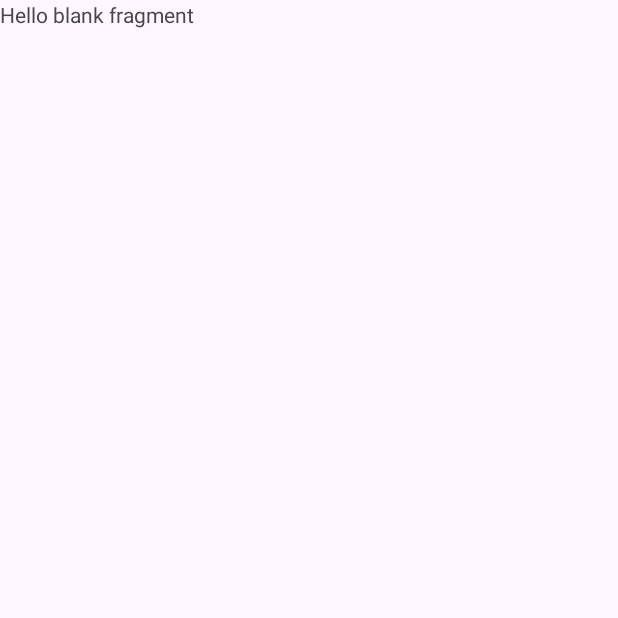
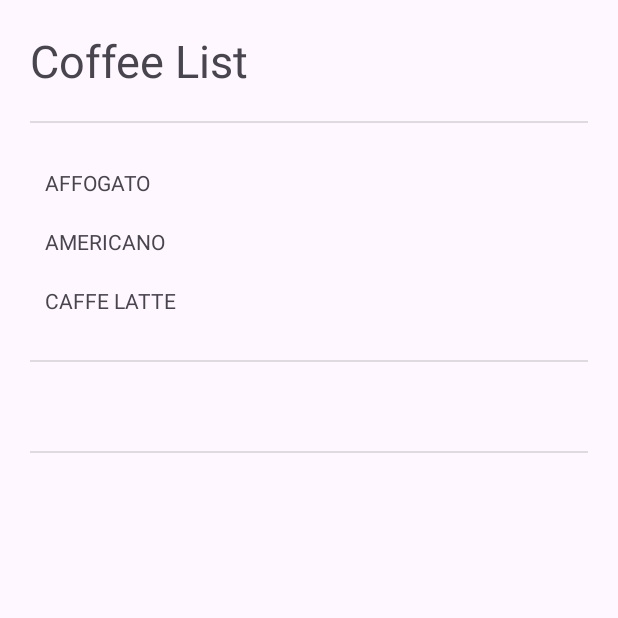
Before and after one commit to C0uler/LAB_WEEK_03, an Android app: the screen it shows after launch (MainActivity), on a phone screen of 412 x 824 dp, the top half of it. Before the commit the part shown is almost empty. Run offline under Robolectric (Android 15) with nearby library versions, the phone set to English and light mode, and no system bars.

Commit message:
Commit No. 2 – add coffee list & detail fragment

```diff
--- a/app/build.gradle.kts
+++ b/app/build.gradle.kts
@@ -36,13 +36,15 @@ android {
 }
 
 dependencies {
-
+    implementation(libs.androidx.fragment.ktx)
     implementation(libs.androidx.core.ktx)
     implementation(libs.androidx.appcompat)
     implementation(libs.material)
+    implementation("androidx.fragment:fragment:1.8.9")
     implementation(libs.androidx.activity)
     implementation(libs.androidx.constraintlayout)
     testImplementation(libs.junit)
     androidTestImplementation(libs.androidx.junit)
     androidTestImplementation(libs.androidx.espresso.core)
+
 }
--- /dev/null
+++ b/app/src/main/java/com/jordan/lab_week_03/DetailFragment.kt
@@ -0,0 +1,82 @@
+package com.jordan.lab_week_03
+
+import android.os.Bundle
+import androidx.fragment.app.Fragment
+import android.view.LayoutInflater
+import android.view.View
+import android.view.ViewGroup
+import android.widget.TextView
+
+// TODO: Rename parameter arguments, choose names that match
+// the fragment initialization parameters, e.g. ARG_ITEM_NUMBER
+private const val ARG_PARAM1 = "param1"
+private const val ARG_PARAM2 = "param2"
+
+/**
+ * A simple [Fragment] subclass.
+ * Use the [DetailFragment.newInstance] factory method to
+ * create an instance of this fragment.
+ */
+class DetailFragment : Fragment() {
+    // TODO: Rename and change types of parameters
+    private var param1: String? = null
+    private var param2: String? = null
+
+    private val coffeeTitle: TextView?
+        get() = view?.findViewById(R.id.coffee_title)
+    private val coffeeDesc: TextView?
+        get() = view?.findViewById(R.id.coffee_desc)
+
+    override fun onCreate(savedInstanceState: Bundle?) {
+        super.onCreate(savedInstanceState)
+        arguments?.let {
+            param1 = it.getString(ARG_PARAM1)
+            param2 = it.getString(ARG_PARAM2)
+        }
+    }
+
+    override fun onCreateView(
+        inflater: LayoutInflater, container: ViewGroup?,
+        savedInstanceState: Bundle?
+    ): View? {
+        // Inflate the layout for this fragment
+        return inflater.inflate(R.layout.fragment_detail, container, false)
+    }
+
+
+    fun setCoffeeData(id: Int){
+        when(id){
+            R.id.affogato -> {
+                coffeeTitle?.text = getString(R.string.affogato_title)
+                coffeeDesc?.text = getString(R.string.affogato_desc)
+            }
+            R.id.americano -> {
+                coffeeTitle?.text = getString(R.string.americano_title)
+                coffeeDesc?.text = getString(R.string.americano_desc)
+            }
+            R.id.latte -> {
+                coffeeTitle?.text = getString(R.string.latte_title)
+                coffeeDesc?.text = getString(R.string.latte_desc)
+            }
+        }
+    }
+    companion object {
+        /**
+         * Use this factory method to create a new instance of
+         * this fragment using the provided parameters.
+         *
+         * @param param1 Parameter 1.
+         * @param param2 Parameter 2.
+         * @return A new instance of fragment DetailFragment.
+         */
+        // TODO: Rename and change types and number of parameters
+        @JvmStatic
+        fun newInstance(param1: String, param2: String) =
+            DetailFragment().apply {
+                arguments = Bundle().apply {
+                    putString(ARG_PARAM1, param1)
+                    putString(ARG_PARAM2, param2)
+                }
+            }
+    }
+}
--- /dev/null
+++ b/app/src/main/java/com/jordan/lab_week_03/ListFragment.kt
@@ -0,0 +1,91 @@
+package com.jordan.lab_week_03
+
+import android.content.Context
+import android.os.Bundle
+import androidx.fragment.app.Fragment
+import android.view.LayoutInflater
+import android.view.View
+import android.view.ViewGroup
+
+
+private const val ARG_PARAM1 = "param1"
+private const val ARG_PARAM2 = "param2"
+
+
+class ListFragment:Fragment(), View.OnClickListener{
+    private var param1: String? = null
+    private var param2: String? = null
+
+    private lateinit var coffeeListener: CoffeeListener;
+
+    override fun onAttach(context: Context) {
+        super.onAttach(context)
+        if(context is CoffeeListener){
+            coffeeListener = context
+        }
+        else{
+            throw RuntimeException("Must implement CoffeeListener")
+        }
+    }
+
+
+
+
+    override fun onCreate(savedInstanceState: Bundle?) {
+        super.onCreate(savedInstanceState)
+        arguments?.let {
+            param1 = it.getString(ARG_PARAM1)
+            param2 = it.getString(ARG_PARAM2)
+        }
+    }
+
+
+
+    override fun onCreateView(
+        inflater: LayoutInflater, container: ViewGroup?,
+        savedInstanceState: Bundle?
+    ): View? {
+        // Inflate the layout for this fragment
+        return inflater.inflate(R.layout.fragment_list, container, false)
+    }
+
+    override fun onViewCreated(view: View, savedInstanceState: Bundle?) {
+        super.onViewCreated(view, savedInstanceState)
+        val coffeeList = listOf<View>(
+            view.findViewById(R.id.affogato),
+            view.findViewById(R.id.americano),
+            view.findViewById(R.id.latte)
+        )
+
+        coffeeList.forEach{
+            it.setOnClickListener(this)
+        }
+    }
+
+    override fun onClick(v: View?) {
+        v?.let{
+                coffee -> coffeeListener.onSelected(coffee.id)
+        }
+    }
+
+
+    companion object {
+        /**
+         * Use this factory method to create a new instance of
+         * this fragment using the provided parameters.
+         *
+         * @param param1 Parameter 1.
+         * @param param2 Parameter 2.
+         * @return A new instance of fragment ListFragment.
+         */
+        // TODO: Rename and change types and number of parameters
+        @JvmStatic
+        fun newInstance(param1: String, param2: String) =
+            ListFragment().apply {
+                arguments = Bundle().apply {
+                    putString(ARG_PARAM1, param1)
+                    putString(ARG_PARAM2, param2)
+                }
+            }
+    }
+}
--- a/app/src/main/java/com/jordan/lab_week_03/MainActivity.kt
+++ b/app/src/main/java/com/jordan/lab_week_03/MainActivity.kt
@@ -7,7 +7,13 @@ import androidx.appcompat.app.AppCompatActivity
 import androidx.core.view.ViewCompat
 import androidx.core.view.WindowInsetsCompat
 
-class MainActivity : AppCompatActivity() {
+
+interface CoffeeListener {
+    fun onSelected(id: Int)
+}
+class MainActivity : AppCompatActivity(), CoffeeListener  {
+
+
     override fun onCreate(savedInstanceState: Bundle?) {
         super.onCreate(savedInstanceState)
         enableEdgeToEdge()
@@ -18,6 +24,13 @@ class MainActivity : AppCompatActivity() {
             insets
         }
         Log.d(TAG, "onCreate")
+    }
+
+    override fun onSelected(id: Int){
+        val detailFragment = supportFragmentManager
+            .findFragmentById(R.id.fragment_detail)
+                as DetailFragment
+        detailFragment.setCoffeeData(id)
     }
 
     override fun onStart() {
--- a/app/src/main/java/com/jordan/lab_week_03/MainFragment.kt
+++ /dev/null
@@ -1,71 +0,0 @@
-package com.jordan.lab_week_03
-
-import android.content.Context
-import android.os.Bundle
-import android.util.Log
-import androidx.fragment.app.Fragment
-import android.view.LayoutInflater
-import android.view.View
-import android.view.ViewGroup
-
-
-class MainFragment : Fragment() {
-
-
-    override fun onAttach(context: Context){
-        super.onAttach((context))
-        Log.d(TAG, "onAttach")
-    }
-
-
-    override fun onCreate(savedInstanceState: Bundle?) {
-        super.onCreate(savedInstanceState)
-        Log.d(TAG, "onCreate")
-    }
-
-
-
-    override fun onCreateView(
-        inflater: LayoutInflater, container: ViewGroup?,
-        savedInstanceState: Bundle?
-    ): View? {
-        Log.d(TAG, "onCreateView")
-        // Inflate the layout for this fragment
-        return inflater.inflate(R.layout.fragment_main, container, false)
-    }
-
-
-    override fun onViewCreated(view: View, savedInstanceState: Bundle?) {
-        super.onViewCreated(view, savedInstanceState)
-        Log.d(TAG, "onViewCreated")
-    }
-
-    override fun onPause(){
-        super.onPause()
-        Log.d(TAG, "onPause")
-    }
-
-    override fun onStop() {
-        super.onStop()
-        Log.d(TAG, "onStop")
-    }
-
-    override fun onDestroyView() {
-        super.onDestroyView()
-        Log.d(TAG, "onDestroyCreate")
-    }
-
-    override fun onDestroy() {
-        super.onDestroy()
-        Log.d(TAG, "onDestroy")
-    }
-
-    override fun onDetach() {
-        super.onDetach()
-        Log.d(TAG, "onDetach")
-    }
-
-    companion object{
-        private const val TAG = "MainFragment"
-    }
-}
--- a/app/src/main/res/layout/activity_main.xml
+++ b/app/src/main/res/layout/activity_main.xml
@@ -1,16 +1,35 @@
 <?xml version="1.0" encoding="utf-8"?>
-<androidx.constraintlayout.widget.ConstraintLayout xmlns:android="http://schemas.android.com/apk/res/android"
-    xmlns:app="http://schemas.android.com/apk/res-auto"
+<LinearLayout
+    xmlns:android="http://schemas.android.com/apk/res/android"
     xmlns:tools="http://schemas.android.com/tools"
     android:id="@+id/main"
     android:layout_width="match_parent"
     android:layout_height="match_parent"
+    android:orientation="vertical"
     tools:context=".MainActivity">
 
     <androidx.fragment.app.FragmentContainerView
-        android:id="@+id/main_fragment"
-        android:name="com.jordan.lab_week_03.MainFragment"
+        android:id="@+id/fragment_list"
+        android:name="com.jordan.lab_week_03.ListFragment"
+        android:layout_width="match_parent"
+        android:layout_height="wrap_content"
+
+        />
+
+    <View
+        android:layout_width="match_parent"
+        android:layout_height="1dp"
+        android:layout_marginHorizontal="20dp"
+        android:background="?android:attr/dividerVertical" />
+
+    <androidx.fragment.app.FragmentContainerView
+        android:id="@+id/fragment_detail"
+        android:name="com.jordan.lab_week_03.DetailFragment"
         android:layout_width="match_parent"
         android:layout_height="match_parent"
-    />
-</androidx.constraintlayout.widget.ConstraintLayout>
+
+        tools:layout="@layout/fragment_detail" />
+
+
+
+</LinearLayout>
--- /dev/null
+++ b/app/src/main/res/layout/fragment_detail.xml
@@ -0,0 +1,29 @@
+<?xml version="1.0" encoding="utf-8"?>
+<LinearLayout  xmlns:android="http://schemas.android.com/apk/res/android"
+    xmlns:tools="http://schemas.android.com/tools"
+    android:layout_width="match_parent"
+    android:layout_height="match_parent"
+    android:orientation="vertical"
+    android:padding="20dp"
+    tools:context=".DetailFragment">
+
+    <TextView
+        android:id="@+id/coffee_title"
+        android:layout_width="match_parent"
+        android:layout_height="wrap_content"
+        android:gravity="center"
+        android:textStyle="bold"
+        tools:text="@string/affogato_title"/>
+    <View
+        android:layout_width="match_parent"
+        android:layout_height="1dp"
+        android:layout_marginVertical="20dp"
+        android:background="?android:attr/dividerVertical" />
+    <TextView
+        android:id="@+id/coffee_desc"
+        android:layout_width="match_parent"
+        android:layout_height="wrap_content"
+        android:gravity="center"
+        tools:text="@string/affogato_desc" />
+
+</LinearLayout>
--- /dev/null
+++ b/app/src/main/res/layout/fragment_list.xml
@@ -0,0 +1,49 @@
+<?xml version="1.0" encoding="utf-8"?>
+<ScrollView xmlns:android="http://schemas.android.com/apk/res/android"
+    xmlns:tools="http://schemas.android.com/tools"
+    android:layout_width="match_parent"
+    android:layout_height="match_parent"
+    android:padding="20dp"
+    tools:context=".ListFragment">
+
+    <LinearLayout
+        android:layout_width="match_parent"
+        android:layout_height="wrap_content"
+        android:orientation="vertical">
+
+        <TextView
+            android:layout_width="match_parent"
+            android:layout_height="wrap_content"
+            android:textSize="30sp"
+            android:text="@string/coffee_list"/>
+        <View
+            android:layout_width="match_parent"
+            android:layout_height="1dp"
+            android:layout_marginVertical="20dp"
+            android:background="?android:attr/dividerVertical" />
+
+        <TextView
+            android:id="@+id/affogato"
+            android:layout_width="match_parent"
+            android:layout_height="wrap_content"
+            android:padding="10dp"
+            android:text="@string/affogato_title"/>
+
+        <TextView
+            android:id="@+id/americano"
+            android:layout_width="match_parent"
+            android:layout_height="wrap_content"
+            android:padding="10dp"
+            android:text="@string/americano_title"/>
+
+        <TextView
+            android:id="@+id/latte"
+            android:layout_width="match_parent"
+            android:layout_height="wrap_content"
+            android:padding="10dp"
+            android:text="@string/latte_title"/>
+
+    </LinearLayout>
+
+
+</ScrollView>
--- a/app/src/main/res/layout/fragment_main.xml
+++ /dev/null
@@ -1,14 +0,0 @@
-<?xml version="1.0" encoding="utf-8"?>
-<FrameLayout xmlns:android="http://schemas.android.com/apk/res/android"
-    xmlns:tools="http://schemas.android.com/tools"
-    android:layout_width="match_parent"
-    android:layout_height="match_parent"
-    tools:context=".MainFragment">
-
-    <!-- TODO: Update blank fragment layout -->
-    <TextView
-        android:layout_width="match_parent"
-        android:layout_height="match_parent"
-        android:text="@string/hello_blank_fragment" />
-
-</FrameLayout>
--- a/app/src/main/res/values/strings.xml
+++ b/app/src/main/res/values/strings.xml
@@ -1,5 +1,18 @@
 <resources>
     <string name="app_name">LAB_WEEK_03</string>
+    <string name="affogato_title">AFFOGATO</string>
+    <string name="affogato_desc">Espresso poured on a vanilla ice cream. Served in a
+cappuccino cup.</string>
+    <string name="americano_title">AMERICANO</string>
+    <string name="americano_desc">Espresso with added hot water (100-150 ml). Often
+served in a cappuccino cup. (The espresso is added into the hot water rather than
+all the water being flowed through the coffee that would lead to over
+extraction.)</string>
+    <string name="latte_title">CAFFE LATTE</string>
+    <string name="latte_desc">A tall, mild \'milk coffee\' (about 150-300 ml). An
+espresso with steamed milk and only a little milk foam poured over it. Serve in a
+latte glass or a coffee cup. Flavored syrup can be added.</string>
+    <string name="coffee_list">Coffee List</string>
     <!-- TODO: Remove or change this placeholder text -->
     <string name="hello_blank_fragment">Hello blank fragment</string>
 </resources>
--- a/gradle/libs.versions.toml
+++ b/gradle/libs.versions.toml
@@ -1,5 +1,6 @@
 [versions]
 agp = "8.12.3"
+fragmentKtx = "1.8.9"
 kotlin = "2.0.21"
 coreKtx = "1.17.0"
 junit = "4.13.2"
@@ -12,6 +13,7 @@ constraintlayout = "2.2.1"
 
 [libraries]
 androidx-core-ktx = { group = "androidx.core", name = "core-ktx", version.ref = "coreKtx" }
+androidx-fragment-ktx = { module = "androidx.fragment:fragment-ktx", version.ref = "fragmentKtx" }
 junit = { group = "junit", name = "junit", version.ref = "junit" }
 androidx-junit = { group = "androidx.test.ext", name = "junit", version.ref = "junitVersion" }
 androidx-espresso-core = { group = "androidx.test.espresso", name = "espresso-core", version.ref = "espressoCore" }
```
